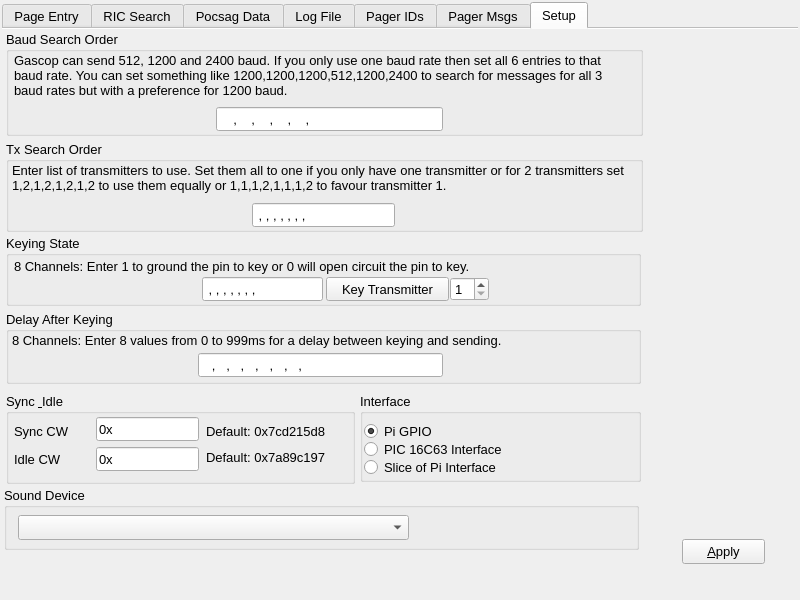
This is mainwin.ui in estuans/gascop as Qt 5 draws it before an edit. The edited form follows.
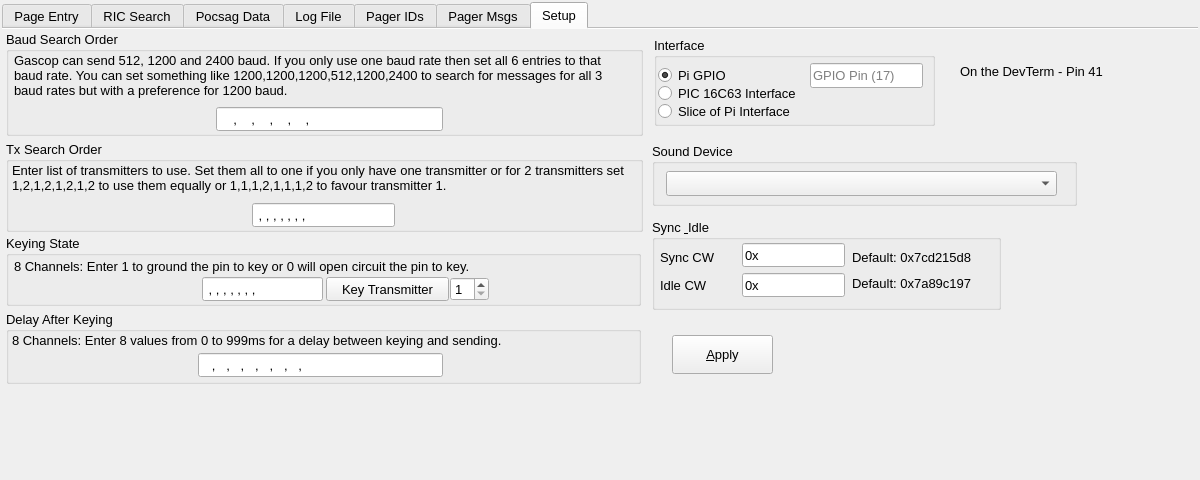
This is the edited form. The open tabs and pages were chosen to show the change. Icons and pictures are not drawn.

Commit message: Tweaked GPIO format to match Direwolf

```diff
--- a/mainwin.ui
+++ b/mainwin.ui
@@ -7,20 +7,20 @@
    <rect>
     <x>0</x>
     <y>0</y>
-    <width>800</width>
-    <height>600</height>
+    <width>1200</width>
+    <height>480</height>
    </rect>
   </property>
   <property name="minimumSize">
    <size>
-    <width>650</width>
+    <width>680</width>
     <height>480</height>
    </size>
   </property>
   <property name="maximumSize">
    <size>
-    <width>800</width>
-    <height>600</height>
+    <width>1280</width>
+    <height>480</height>
    </size>
   </property>
   <property name="windowTitle">
@@ -2290,10 +2290,10 @@
        <widget class="QPushButton" name="pbApply">
         <property name="geometry">
          <rect>
-          <x>680</x>
-          <y>510</y>
-          <width>83</width>
-          <height>25</height>
+          <x>670</x>
+          <y>306</y>
+          <width>101</width>
+          <height>39</height>
          </rect>
         </property>
         <property name="text">
@@ -2533,8 +2533,8 @@
        <widget class="QGroupBox" name="groupBox_14">
         <property name="geometry">
          <rect>
-          <x>4</x>
-          <y>364</y>
+          <x>650</x>
+          <y>190</y>
           <width>349</width>
           <height>91</height>
          </rect>
@@ -2636,8 +2636,8 @@
        <widget class="QGroupBox" name="groupBox_15">
         <property name="geometry">
          <rect>
-          <x>358</x>
-          <y>364</y>
+          <x>652</x>
+          <y>8</y>
           <width>281</width>
           <height>89</height>
          </rect>
@@ -2679,7 +2679,7 @@
           <rect>
            <x>4</x>
            <y>28</y>
-           <width>261</width>
+           <width>107</width>
            <height>20</height>
           </rect>
          </property>
@@ -2690,13 +2690,26 @@
           <bool>true</bool>
          </property>
         </widget>
+        <widget class="QLineEdit" name="piGpio">
+         <property name="geometry">
+          <rect>
+           <x>156</x>
+           <y>26</y>
+           <width>113</width>
+           <height>25</height>
+          </rect>
+         </property>
+         <property name="placeholderText">
+          <string>GPIO Pin (17)</string>
+         </property>
+        </widget>
        </widget>
        <widget class="QGroupBox" name="groupBox_16">
         <property name="geometry">
          <rect>
-          <x>2</x>
-          <y>458</y>
-          <width>635</width>
+          <x>650</x>
+          <y>114</y>
+          <width>425</width>
           <height>63</height>
          </rect>
         </property>
@@ -2714,6 +2727,19 @@
          </property>
         </widget>
        </widget>
+       <widget class="QLabel" name="label_8">
+        <property name="geometry">
+         <rect>
+          <x>958</x>
+          <y>28</y>
+          <width>209</width>
+          <height>29</height>
+         </rect>
+        </property>
+        <property name="text">
+         <string>On the DevTerm - Pin 41</string>
+        </property>
+       </widget>
       </widget>
      </widget>
     </item>
```
Left out of the diff: 22 changed lines with no effect on the pictures. The commit also changes 4 other files.
